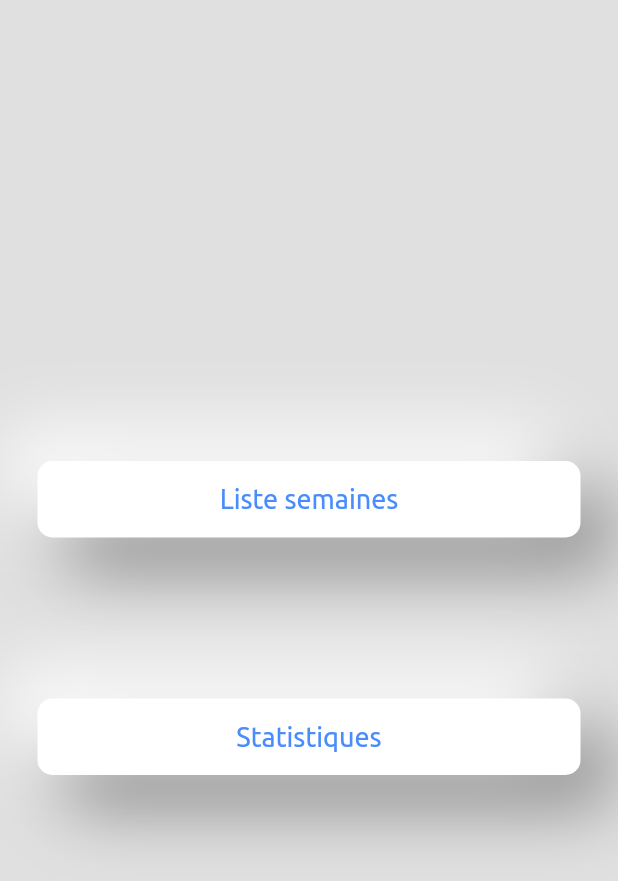
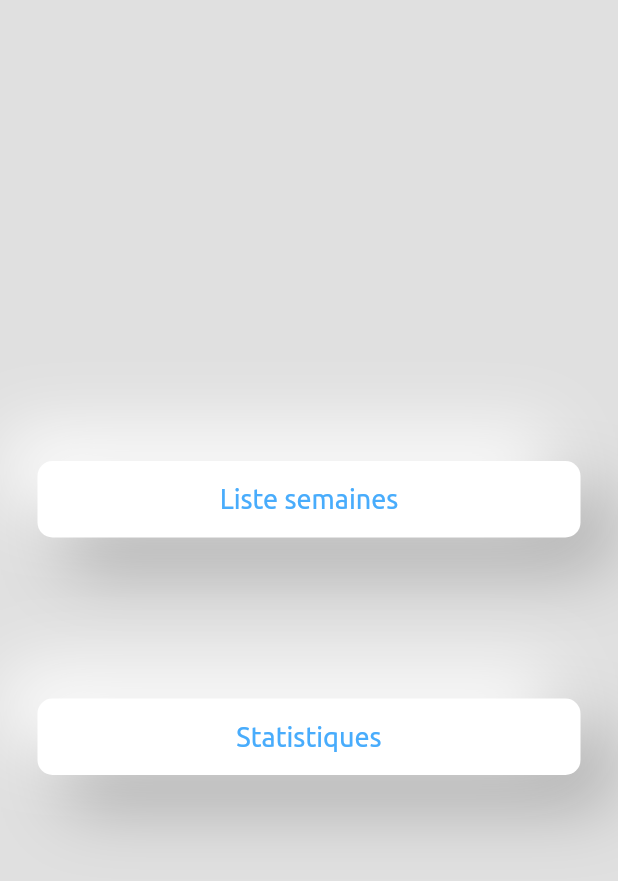
Before and after one commit to Fabccc/MuscleHack, a Flutter app: the screen it shows after launch, on a phone screen of 412 x 824 dp. Shown: the top 881 px of the screen. Run offline on Flutter 3.47's test engine with Material 2 defaults, Android fonts, the phone set to English and light mode, and no system bars; our stand-ins replace sqflite; accounts and stored records are empty; project files that could hold a hidden picture were left out.

Commit message:
Update je sais pas quoi mettre comme nom de commit

```diff
--- a/lib/components/button.dart
+++ b/lib/components/button.dart
@@ -7,15 +7,23 @@ class NeumophirsmButton extends StatelessWidget {
 
   final Function? onPressed;
   final String content;
+  final double minWidth;
   int horizontal;
   int vertical;
+  Color backgroundColor;
+  Color color;
+  double colorDifference;
 
   NeumophirsmButton(
       {Key? key,
       required this.content,
       this.onPressed,
       this.horizontal = 5,
-      this.vertical = 15})
+      this.vertical = 15,
+      this.backgroundColor = const Color(0xffe0e0e0),
+      this.color = const Color(0xff48acfc),
+      this.colorDifference = 0.15,
+      this.minWidth = 88})
       : super(key: key);
 
   /*
@@ -47,6 +55,7 @@ class NeumophirsmButton extends StatelessWidget {
     return Container(
       child: OutlinedButton(
         style: OutlinedButton.styleFrom(
+            minimumSize: Size(minWidth, 36),
             backgroundColor: const Color(0xffffffff),
             shape: const RoundedRectangleBorder(
                 borderRadius: BorderRadius.all(Radius.circular(10))),
@@ -60,8 +69,8 @@ class NeumophirsmButton extends StatelessWidget {
           padding: EdgeInsets.symmetric(
               vertical: vertical.toDouble(), horizontal: horizontal.toDouble()),
           child: Text(content,
-              style: const TextStyle(
-                  color: Color(0xff4a8cfc),
+              style: TextStyle(
+                  color: color,
                   fontSize: 18,
                   fontFamily: "Ubuntu",
                   fontWeight: FontWeight.normal)),
@@ -69,7 +78,7 @@ class NeumophirsmButton extends StatelessWidget {
       ),
       decoration: BoxDecoration(
           boxShadow:
-              calcShadow(const Color(0xffe0e0e0), 40, 20, intensity: 0.4)),
+              calcShadow(backgroundColor, 40, 20, intensity: colorDifference)),
     );
   }
 }
--- a/lib/main.dart
+++ b/lib/main.dart
@@ -38,14 +38,17 @@ class MusclataxMainMenu extends StatelessWidget {
           crossAxisAlignment: CrossAxisAlignment.stretch,
           children: [
             NeumophirsmButton(
-                onPressed: () => {
-                      Navigator.push(
-                          context,
-                          MaterialPageRoute(
-                              builder: (context) => const WeekList()))
-                    },
-                content: "Liste semaines"),
-            NeumophirsmButton(content: "Statistiques")
+              onPressed: () => {
+                Navigator.push(context,
+                    MaterialPageRoute(builder: (context) => const WeekList()))
+              },
+              content: "Liste semaines",
+              colorDifference: 0.25,
+            ),
+            NeumophirsmButton(
+              content: "Statistiques",
+              colorDifference: 0.25,
+            )
           ],
         ),
       ),
--- a/lib/views/weeks.dart
+++ b/lib/views/weeks.dart
@@ -39,6 +39,7 @@ class _WeekListState extends State<WeekList> {
     var _weeks = weeks;
 
     return Scaffold(
+      backgroundColor: const Color(0xffe0e0e0),
       body: DefaultContainer(
         child: Column(
           crossAxisAlignment: CrossAxisAlignment.start,
```
Also changed, not shown: lib/components/title.dart (+10 -2 lines), lib/models/train.dart (+21 -1 lines), lib/views/session.dart (added, +160 -0 lines), lib/views/week.dart (+8 -0 lines), 1 other file.
